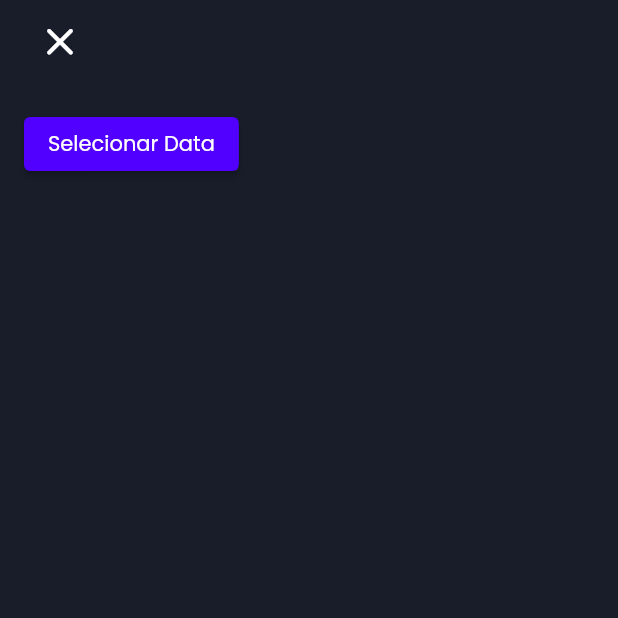
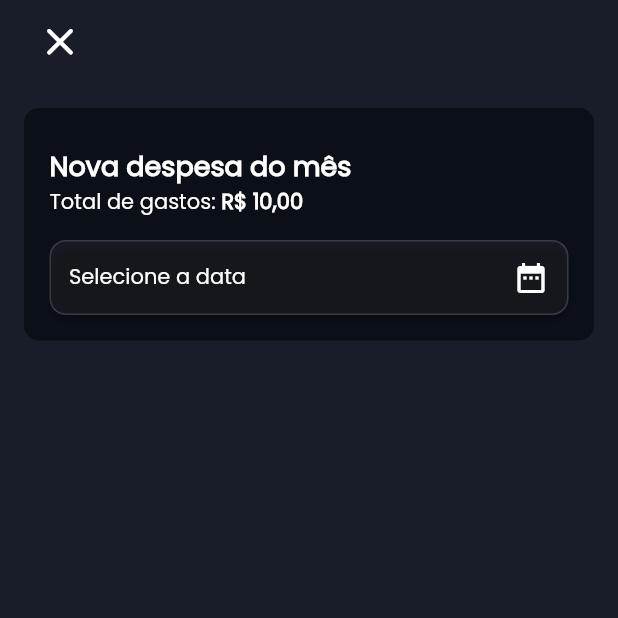
Before and after one commit to eric-oliveira23/twenv-flutter, a Flutter app: the SpendingPage screen opened directly, after a tap on the "add" icon, on a phone screen of 412 x 824 dp, the top half of it. Run offline on Flutter 3.47's test engine with Material 2 defaults, Android fonts, the phone set to English and light mode, and no system bars; drawn by our look-alikes of flutter_animate; our stand-ins replace bloc, firebase_core, flutter_bloc, flutter_masked_text2, flutter_svg; accounts and stored records are empty.

Commit message:
Add spending layout

```diff
--- /dev/null
+++ b/lib/components/main_content_header.dart
@@ -0,0 +1,52 @@
+import 'package:flutter/material.dart';
+import 'package:flutter_animate/flutter_animate.dart';
+
+import '../theme/colors.dart';
+
+class MainContentContainer extends StatelessWidget {
+  final Widget child;
+
+  const MainContentContainer({
+    super.key,
+    required this.child,
+  });
+
+  @override
+  Widget build(BuildContext context) {
+    return SingleChildScrollView(
+      child: Column(
+        children: [
+          Padding(
+            padding: const EdgeInsets.all(16),
+            child: Animate(
+              effects: [
+                ShimmerEffect(
+                  color: Colors.white.withOpacity(0.07),
+                  duration: const Duration(seconds: 2),
+                ),
+              ],
+              child: Container(
+                decoration: const BoxDecoration(
+                  color: AppColors.secondaryColor,
+                  borderRadius: BorderRadius.all(
+                    Radius.circular(10),
+                  ),
+                ),
+                child: Padding(
+                  padding: const EdgeInsets.only(
+                      top: 10, bottom: 17, left: 17, right: 17),
+                  child: Column(
+                    children: [
+                      const SizedBox(height: 15),
+                      child,
+                    ],
+                  ),
+                ),
+              ),
+            ),
+          ),
+        ],
+      ),
+    );
+  }
+}
--- a/lib/pages/add_value_page/add_value_page.dart
+++ b/lib/pages/add_value_page/add_value_page.dart
@@ -2,6 +2,8 @@ import 'package:flutter/material.dart';
 import 'package:flutter_masked_text2/flutter_masked_text2.dart';
 import 'package:twenv/pages/add_value_page/add_value_cubit.dart';
 import 'package:flutter_bloc/flutter_bloc.dart';
+import 'package:twenv/util/price_formatter.dart';
+import '../../components/main_content_header.dart';
 
 class AddValuePage extends StatefulWidget {
   const AddValuePage({super.key});
@@ -15,7 +17,9 @@ class _AddValuePageState extends State<AddValuePage> {
 
   @override
   Widget build(BuildContext context) {
-    return Scaffold(
+    return BlocProvider(
+      create: (context) => AddValueCubit(),
+      child: Scaffold(
         resizeToAvoidBottomInset: false,
         appBar: AppBar(
           elevation: 0,
@@ -29,23 +33,62 @@ class _AddValuePageState extends State<AddValuePage> {
             ),
           ),
         ),
-      body: Padding(
-        padding: const EdgeInsets.all(16),
-        child: BlocBuilder<AddValueCubit, AddValueStates>(
+        body: MainContentContainer(
+            child: Column(
+          children: [
+            Row(
+              children: [
+                Column(
+                  crossAxisAlignment: CrossAxisAlignment.start,
+                  children: [
+                    Text(
+                      'Nova despesa do mês',
+                      style: TextStyle(
+                        fontWeight: FontWeight.bold,
+                        fontSize: 18,
+                      ),
+                    ),
+                    Row(
+                      children: [
+                        Text('Total de gastos: '),
+                        Text(
+                          priceFormatter(10.toString()),
+                          style: TextStyle(
+                            fontWeight: FontWeight.bold,
+                          ),
+                        ),
+                      ],
+                    ),
+                  ],
+                ),
+              ],
+            ),
+            SizedBox(height: 15),
+            DateButton(),
+          ],
+        )),
+      ),
+    );
+  }
+}
+
+class DateButton extends StatelessWidget {
+  const DateButton({Key? key}) : super(key: key);
+
+  @override
+  Widget build(BuildContext context) {
+    return BlocBuilder<AddValueCubit, AddValueStates>(
       builder: (context, state) {
-            if (state is AddValuesDateSelected) {
-              // Se o estado é AddValuesDateSelected, exibe a data selecionada
         return ElevatedButton(
-                onPressed: () =>
-                    context.read<AddValueCubit>().selectDate(context),
+          onPressed: () => context.read<AddValueCubit>().selectDate(context),
           style: ButtonStyle(
-                  padding: const MaterialStatePropertyAll(
-                    EdgeInsets.all(13),
+            padding: MaterialStateProperty.all(
+              const EdgeInsets.all(13),
             ),
-                  backgroundColor: MaterialStatePropertyAll(
+            backgroundColor: MaterialStateProperty.all(
               Colors.white.withOpacity(0.05),
             ),
-                  shape: MaterialStatePropertyAll(
+            shape: MaterialStateProperty.all(
               RoundedRectangleBorder(
                 borderRadius: const BorderRadius.all(
                   Radius.circular(11),
@@ -59,22 +102,16 @@ class _AddValuePageState extends State<AddValuePage> {
           child: Row(
             mainAxisAlignment: MainAxisAlignment.spaceBetween,
             children: [
-                    Text(state.date.toString()),
+              Text(
+                state is AddValuesDateSelected
+                    ? state.date.toString()
+                    : 'Selecione a data',
+              ),
               const Icon(Icons.date_range),
             ],
           ),
         );
-            } else {
-              // Caso contrário, exibe o botão para selecionar a data
-              return ElevatedButton(
-                onPressed: () =>
-                    context.read<AddValueCubit>().selectDate(context),
-                child: const Text('Selecionar Data'),
-              );
-            }
       },
-        ),
-      ),
     );
   }
 }
--- a/lib/pages/home_page.dart
+++ b/lib/pages/home_page.dart
@@ -5,6 +5,7 @@ import 'package:twenv/pages/spending_page.dart';
 import 'package:twenv/theme/colors.dart';
 
 import '../components/appbar_content.dart';
+import '../components/main_content_header.dart';
 
 class HomePage extends StatefulWidget {
   const HomePage({super.key});
@@ -28,7 +29,8 @@ class _HomePageState extends State<HomePage> {
               SlideEffect(
                 begin: Offset(0, 5),
                 curve: Curves.decelerate,
-                  duration: Duration(seconds: 1))
+                duration: Duration(seconds: 1),
+              )
             ],
             child: const AppBarTitle(),
           ),
@@ -68,85 +70,10 @@ class _HomePageState extends State<HomePage> {
       ),
       body: Column(
         children: [
-          const MainContentContainer(
-            child: Row(
-              mainAxisAlignment: MainAxisAlignment.spaceBetween,
-              children: [
-                Counter(
-                  text: "Ganhos",
-                  svgPath: 'assets/images/icon-up.svg',
-                ),
-                Counter(
-                  text: "Gastos",
-                  svgPath: 'assets/images/icon-down.svg',
-                ),
-              ],
-            ),
-          ),
-          Padding(
-            padding: const EdgeInsets.only(
-              left: 16,
-              right: 16,
-            ),
-            child: Row(
-              mainAxisAlignment: MainAxisAlignment.spaceBetween,
-              children: [
-                HomeButton(
-                  text: 'Ver suas despesas',
-                  leftAlignedCircle: true,
-                  onTap: () => _spendingClicked(context),
-                ),
-                const SizedBox(width: 15),
-                HomeButton(
-                  text: 'Ver seus ganhos',
-                  leftAlignedCircle: false,
-                  onTap: () => _earningClicked(context),
-                ),
-              ],
-            ),
-          ),
-        ],
-      ),
-    );
-  }
-}
-
-class MainContentContainer extends StatelessWidget {
-  final Widget child;
-
-  const MainContentContainer({
-    super.key,
-    required this.child,
-  });
-
-  @override
-  Widget build(BuildContext context) {
-    return SingleChildScrollView(
+          MainContentContainer(
             child: Column(
               children: [
-          Padding(
-            padding: const EdgeInsets.all(16),
-            child: Animate(
-              effects: [
-                ShimmerEffect(
-                  color: Colors.white.withOpacity(0.07),
-                  duration: const Duration(seconds: 2),
-                ),
-              ],
-              child: Container(
-                  decoration: const BoxDecoration(
-                    color: AppColors.secondaryColor,
-                    borderRadius: BorderRadius.all(
-                      Radius.circular(10),
-                    ),
-                  ),
-                  child: Padding(
-                    padding: const EdgeInsets.all(16),
-                    child: Column(children: [
                 Row(
-                        children: [
-                          Column(
-                            crossAxisAlignment: CrossAxisAlignment.start,
                   children: [
                     Column(
                       crossAxisAlignment: CrossAxisAlignment.start,
@@ -180,8 +107,6 @@ class MainContentContainer extends StatelessWidget {
                     ),
                   ],
                 ),
-                        ],
-                      ),
                 const SizedBox(height: 15),
                 Container(
                   color: Colors.white.withOpacity(0.25),
@@ -189,9 +114,42 @@ class MainContentContainer extends StatelessWidget {
                   width: double.infinity,
                 ),
                 const SizedBox(height: 15),
-                      child,
-                    ]),
-                  )),
+                const Row(
+                  mainAxisAlignment: MainAxisAlignment.spaceBetween,
+                  children: [
+                    Counter(
+                      text: "Ganhos",
+                      svgPath: 'assets/images/icon-up.svg',
+                    ),
+                    Counter(
+                      text: "Gastos",
+                      svgPath: 'assets/images/icon-down.svg',
+                    ),
+                  ],
+                ),
+              ],
+            ),
+          ),
+          Padding(
+            padding: const EdgeInsets.only(
+              left: 16,
+              right: 16,
+            ),
+            child: Row(
+              mainAxisAlignment: MainAxisAlignment.spaceBetween,
+              children: [
+                HomeButton(
+                  text: 'Ver suas despesas',
+                  leftAlignedCircle: true,
+                  onTap: () => _spendingClicked(context),
+                ),
+                const SizedBox(width: 15),
+                HomeButton(
+                  text: 'Ver seus ganhos',
+                  leftAlignedCircle: false,
+                  onTap: () => _earningClicked(context),
+                ),
+              ],
             ),
           ),
         ],
--- a/lib/pages/spending_page.dart
+++ b/lib/pages/spending_page.dart
@@ -1,8 +1,8 @@
 import 'package:flutter/material.dart';
 import 'package:twenv/model/spending_model.dart';
-import 'package:twenv/pages/home_page.dart';
 import '../components/appbar_content.dart';
 import '../components/fab.dart';
+import '../components/main_content_header.dart';
 import '../components/tiles/spending_tile.dart';
 import 'add_value_page/add_value_page.dart';
 
```
Also changed, not shown: lib/main.dart (+4 -9 lines), lib/pages/add_value_page/add_value_cubit.dart (+8 -0 lines), lib/pages/add_value_page/add_value_states.dart (+0 -10 lines). Lines whose indentation alone changed are shown as unchanged.
